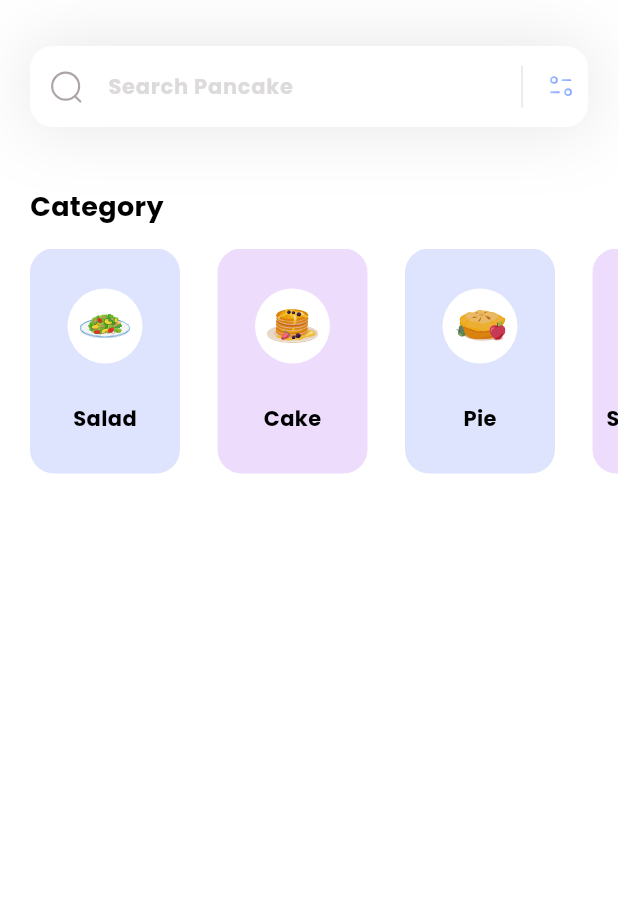
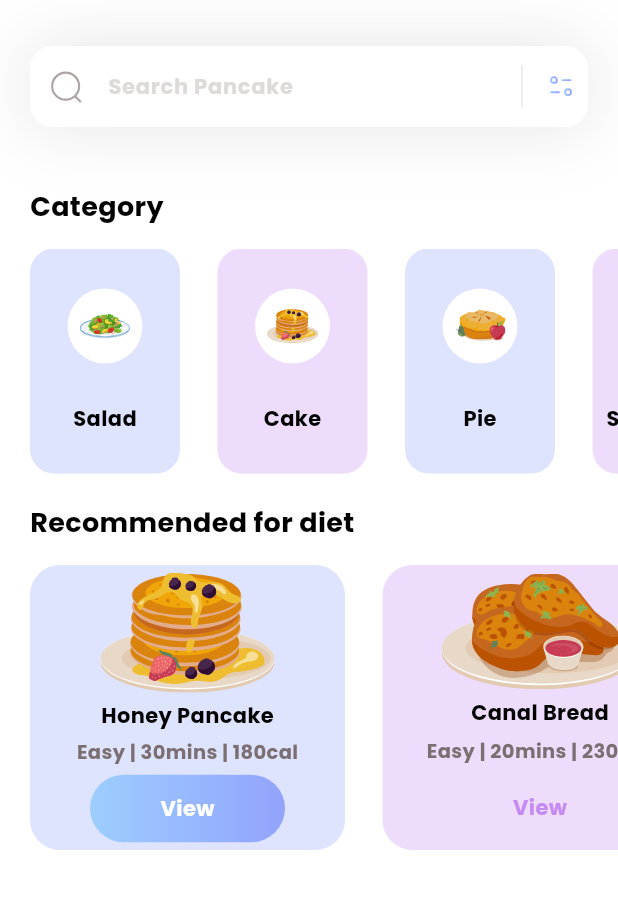
Before and after one commit to imamhsn195/breakfast, a Flutter app: the screen it shows after launch, on a phone screen of 412 x 824 dp, the part 98-1007 px from its top. Run offline on Flutter 3.47's test engine with Material 3 defaults, Android fonts, the phone set to English and light mode, and no system bars; our stand-ins replace flutter_svg.

Commit message:
diet section added

```diff
--- /dev/null
+++ b/lib/models/diet_model.dart
@@ -0,0 +1,41 @@
+import 'package:flutter/material.dart';
+
+class DietModel{
+  String name;
+  String iconPath;
+  String level;
+  Color boxColor;
+  String duration;
+  String calore;
+  bool viewIsSelected;
+
+  DietModel({
+    required this.name,
+    required this.iconPath,
+    required this.level,
+    required this.boxColor,
+    required this.duration,
+    required this.calore,
+    required this.viewIsSelected
+  });
+
+  static List<DietModel> getDiets(){
+    List<DietModel> diets = [];
+    diets.add(
+      DietModel(
+          name: 'Honey Pancake',
+          iconPath: 'assets/icons/honey-pancakes.svg',
+          level: 'Easy', boxColor:  const Color(0xff92A3FD),
+          duration: '30mins', calore: '180cal',
+          viewIsSelected: true)
+    );
+    diets.add(
+      DietModel(name: 'Canal Bread',
+          iconPath: 'assets/icons/canai-bread.svg',
+          level: 'Easy', boxColor: const Color(0xffC58BF2),
+          duration: '20mins', calore: '230Cal',
+          viewIsSelected: false)
+    );
+    return diets;
+  }
+}
--- a/lib/pages/home.dart
+++ b/lib/pages/home.dart
@@ -1,9 +1,10 @@
 import 'package:codebook/models/category_model.dart';
+import 'package:codebook/models/diet_model.dart';
 import 'package:flutter/material.dart';
 import 'package:flutter_svg/flutter_svg.dart';
 
 class HomePage extends StatefulWidget {
-   HomePage({super.key});
+   const HomePage({super.key});
 
   @override
   State<HomePage> createState() => _HomePageState();
@@ -11,13 +12,16 @@ class HomePage extends StatefulWidget {
 
 class _HomePageState extends State<HomePage> {
   List<CategoryModel> categories = [];
+  List<DietModel> diets = [];
 
-  void _getCategories (){
+  void _getInitialInfo (){
     categories = CategoryModel.getCategories();
+    diets = DietModel.getDiets();
   }
+
   @override
   Widget build(BuildContext context) {
-    _getCategories();
+    _getInitialInfo();
     return  Scaffold(
       appBar: appBar(),
       backgroundColor: Colors.white ,
@@ -27,10 +31,13 @@ class _HomePageState extends State<HomePage> {
           _searchField(),
           const SizedBox(height: 40,),
           _categoriesSection(),
+          const SizedBox(height: 20,),
+          _dietSection()
         ],
       ),
     );
   }
+
   AppBar appBar() {
     return AppBar(
       title: const Text(
@@ -196,4 +203,89 @@ class _HomePageState extends State<HomePage> {
           ],
         );
   }
+  Column _dietSection() {
+    return Column(
+      crossAxisAlignment: CrossAxisAlignment.start,
+      children: [
+        const Padding(
+          padding: EdgeInsets.only(left: 20),
+          child: Text("Recommended for diet",
+            style: TextStyle(
+                color: Colors.black,
+                fontSize: 18,
+                fontWeight: FontWeight.w600
+            ),
+          ),
+        ),
+        const SizedBox(height: 15,),
+        Container(
+          height: 190,
+          child: ListView.separated(
+              scrollDirection: Axis.horizontal,
+              itemBuilder: (context, index){
+                return Container(
+                  width: 210,
+                  decoration: BoxDecoration(
+                      color: diets[index].boxColor.withOpacity(0.3),
+                      borderRadius: BorderRadius.circular(20)
+                  ),
+                  child: Column(
+                    mainAxisAlignment: MainAxisAlignment.spaceEvenly,
+                    children: [
+                      SvgPicture.asset(diets[index].iconPath),
+                      Text(
+                        diets[index].name,
+                        style: TextStyle(
+                          color: Colors.black,
+                          fontSize: 14,
+                          fontWeight: FontWeight.w600,
+                        ),
+                      ),
+                      Text(
+                        diets[index].level + ' | ' + diets[index].duration + ' | ' + diets[index].calore,
+                        style: TextStyle(
+                            color: Color(0xff7B6F72),
+                            fontSize: 13,
+                            fontWeight: FontWeight.w400
+                        ),
+                      ),
+                      Container(
+                        height: 45,
+                        width: 130,
+                        decoration: BoxDecoration(
+                          gradient: LinearGradient(
+                              colors: [
+                                diets[index].viewIsSelected ? Color(0xff9DCEFF) : Colors.transparent,
+                                diets[index].viewIsSelected ? Color(0xff92A3FD) : Colors.transparent
+                              ]
+                          ),
+                          borderRadius: BorderRadius.circular(50),
+                        ),
+                        child: Center(
+                          child: Text(
+                            'View',
+                            style: TextStyle(
+                                color: diets[index].viewIsSelected ? Colors.white : Color(0xffC58BF2),
+                                fontWeight: FontWeight.w400,
+                                fontSize: 14
+                            ),
+                          ),
+                        ),
+                      )
+                    ],
+                  ),
+                );
+              },
+              separatorBuilder: (context, index){
+                return const SizedBox(width: 25,);
+              },
+              padding: EdgeInsets.only(
+                  left: 20,
+                  right: 20
+              ),
+              itemCount: diets.length),
+        )
+      ],
+    );
+  }
 }
```
Also changed, not shown: assets/icons/canai-bread.svg (added), assets/icons/honey-pancakes.svg (added).
